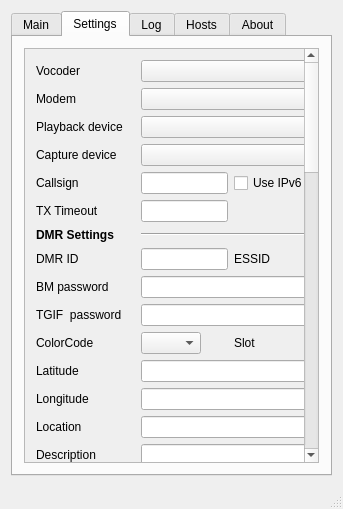
Qt form dudestar.ui (sweeptea/dudestar) before a commit.
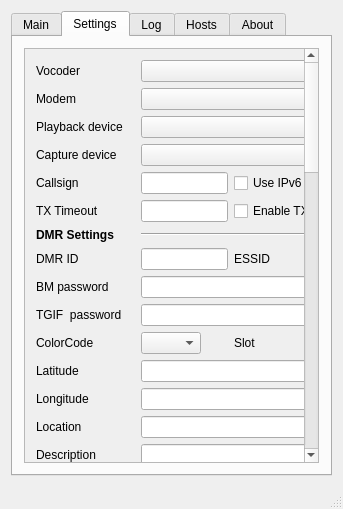
The same form after that commit. The open tabs and pages were chosen to show the change. Icons and pictures are not drawn.

Commit message: Add option to select toggle or press-n-hold for TX

Diff of the .ui file:
```diff
--- a/dudestar.ui
+++ b/dudestar.ui
@@ -448,7 +448,7 @@
             <rect>
              <x>0</x>
              <y>0</y>
-             <width>344</width>
+             <width>372</width>
              <height>1383</height>
             </rect>
            </property>
@@ -1219,6 +1219,13 @@
             <item row="10" column="1" colspan="3">
              <widget class="QLineEdit" name="editTGIFPassword"/>
             </item>
+            <item row="6" column="2">
+             <widget class="QCheckBox" name="checkToggleTX">
+              <property name="text">
+               <string>Enable TX toggle</string>
+              </property>
+             </widget>
+            </item>
            </layout>
           </widget>
          </widget>
```
The commit also changes 3 other files.
